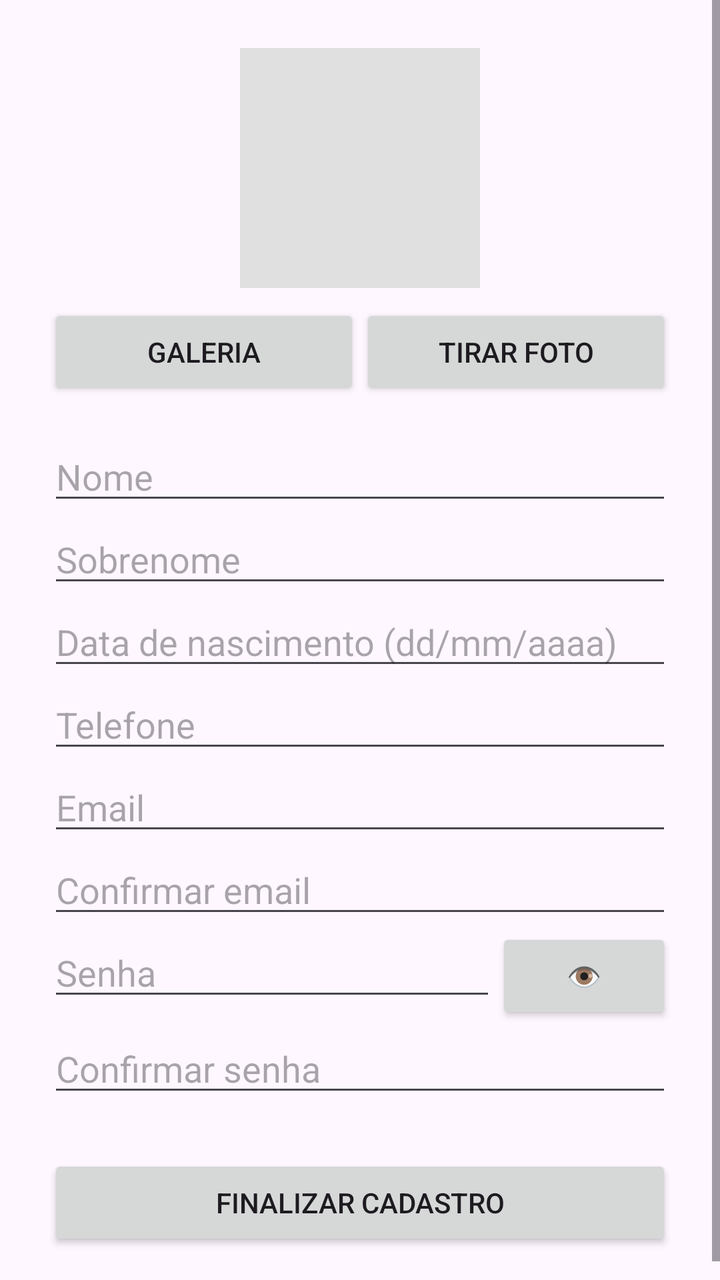
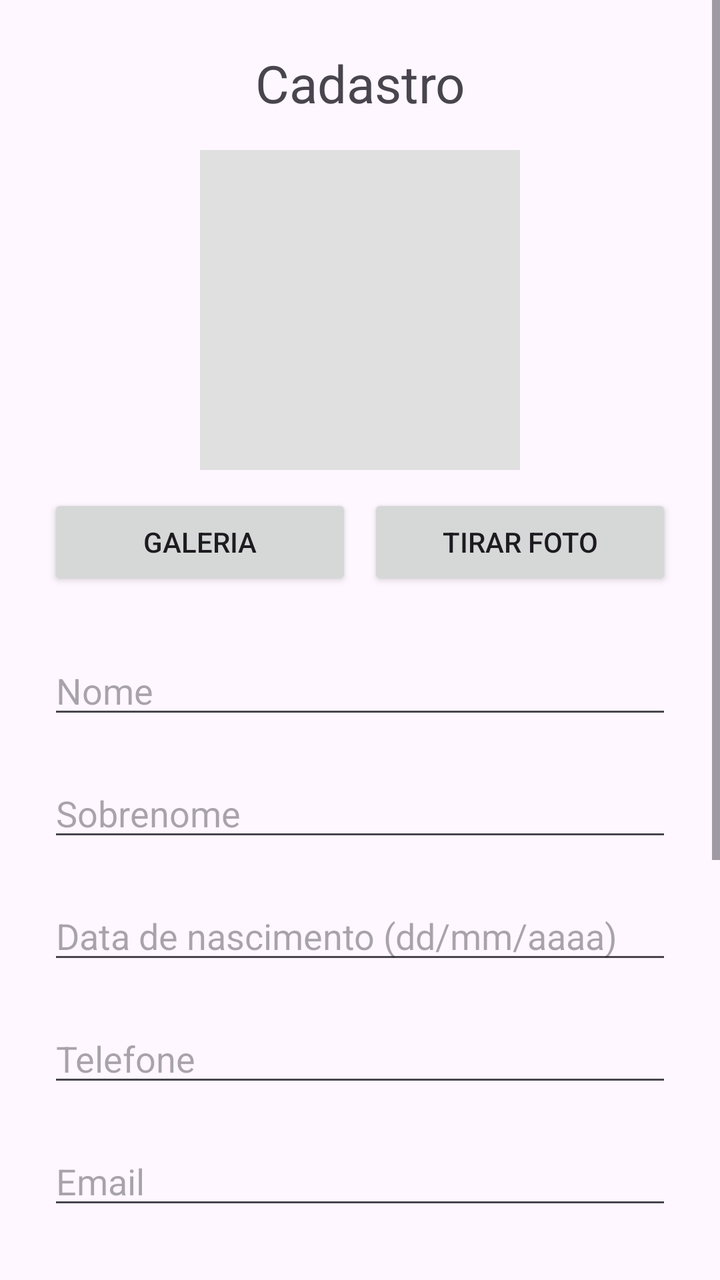

Compare the two renders of this Android layout. The source of the first and the diff that turns it into the second are given below.
<!-- AndroidManifest.xml: application theme Theme.AppPAM -->
<!-- res/layout/activity_tela_cadastro.xml -->
<ScrollView
    xmlns:android="http://schemas.android.com/apk/res/android"
    xmlns:app="http://schemas.android.com/apk/res-auto"
    android:id="@+id/main"
    android:layout_width="match_parent"
    android:layout_height="match_parent">

    <LinearLayout
        android:layout_width="match_parent"
        android:layout_height="wrap_content"
        android:orientation="vertical"
        android:padding="24dp">

        <ImageView
            android:id="@+id/imgFoto"
            android:layout_width="120dp"
            android:layout_height="120dp"
            android:layout_gravity="center_horizontal"
            android:background="#E0E0E0"
            android:scaleType="centerCrop" />

        <LinearLayout
            android:layout_width="match_parent"
            android:layout_height="wrap_content"
            android:orientation="horizontal"
            android:layout_marginTop="8dp">

            <Button
                android:id="@+id/btnGaleria"
                android:layout_width="0dp"
                android:layout_height="wrap_content"
                android:layout_weight="1"
                android:text="Galeria" />

            <Button
                android:id="@+id/btnCamera"
                android:layout_width="0dp"
                android:layout_height="wrap_content"
                android:layout_weight="1"
                android:text="Tirar foto" />
        </LinearLayout>

        <EditText
            android:id="@+id/editNome"
            android:layout_width="match_parent"
            android:layout_height="wrap_content"
            android:layout_marginTop="16dp"
            android:hint="Nome" />

        <EditText
            android:id="@+id/editSobrenome"
            android:layout_width="match_parent"
            android:layout_height="wrap_content"
            android:hint="Sobrenome" />

        <EditText
            android:id="@+id/editDataNascimento"
            android:layout_width="match_parent"
            android:layout_height="wrap_content"
            android:hint="Data de nascimento (dd/mm/aaaa)"
            android:inputType="date" />

        <EditText
            android:id="@+id/editTelefone"
            android:layout_width="match_parent"
            android:layout_height="wrap_content"
            android:hint="Telefone"
            android:inputType="phone" />

        <EditText
            android:id="@+id/editEmail"
            android:layout_width="match_parent"
            android:layout_height="wrap_content"
            android:hint="Email"
            android:inputType="textEmailAddress" />

        <EditText
            android:id="@+id/editConfirmaEmail"
            android:layout_width="match_parent"
            android:layout_height="wrap_content"
            android:hint="Confirmar email"
            android:inputType="textEmailAddress" />

        <LinearLayout
            android:layout_width="match_parent"
            android:layout_height="wrap_content"
            android:orientation="horizontal">

            <EditText
                android:id="@+id/editSenha"
                android:layout_width="0dp"
                android:layout_height="wrap_content"
                android:layout_weight="1"
                android:hint="Senha"
                android:inputType="textPassword" />

            <Button
                android:id="@+id/btnMostrarSenha"
                android:layout_width="wrap_content"
                android:layout_height="wrap_content"
                android:text="👁" />
        </LinearLayout>

        <EditText
            android:id="@+id/editConfirmaSenha"
            android:layout_width="match_parent"
            android:layout_height="wrap_content"
            android:hint="Confirmar senha"
            android:inputType="textPassword" />

        <Button
            android:id="@+id/btnFinalizar"
            android:layout_width="match_parent"
            android:layout_height="wrap_content"
            android:layout_marginTop="24dp"
            android:text="Finalizar cadastro" />

    </LinearLayout>
</ScrollView>
<!-- resources referenced by this layout -->
<resources>
  <style name="Theme.AppPAM" parent="Base.Theme.AppPAM" />
  <style name="Base.Theme.AppPAM" parent="Theme.Material3.DayNight.NoActionBar">
          
          
      </style>
</resources>

<!-- the commit's change to res/layout/activity_tela_cadastro.xml (unified diff, before → after) -->
@@ -11,10 +11,18 @@
         android:orientation="vertical"
         android:padding="24dp">
 
+        <TextView
+            android:layout_width="match_parent"
+            android:layout_height="wrap_content"
+            android:layout_marginBottom="16dp"
+            android:gravity="center"
+            android:text="Cadastro"
+            android:textSize="26sp" />
+
         <ImageView
             android:id="@+id/imgFoto"
-            android:layout_width="120dp"
-            android:layout_height="120dp"
+            android:layout_width="160dp"
+            android:layout_height="160dp"
             android:layout_gravity="center_horizontal"
             android:background="#E0E0E0"
             android:scaleType="centerCrop" />
@@ -23,13 +31,14 @@
             android:layout_width="match_parent"
             android:layout_height="wrap_content"
             android:orientation="horizontal"
-            android:layout_marginTop="8dp">
+            android:layout_marginTop="12dp">
 
             <Button
                 android:id="@+id/btnGaleria"
                 android:layout_width="0dp"
                 android:layout_height="wrap_content"
                 android:layout_weight="1"
+                android:layout_marginEnd="8dp"
                 android:text="Galeria" />
 
             <Button
@@ -44,19 +53,21 @@
             android:id="@+id/editNome"
             android:layout_width="match_parent"
             android:layout_height="wrap_content"
-            android:layout_marginTop="16dp"
+            android:layout_marginTop="28dp"
             android:hint="Nome" />
 
         <EditText
             android:id="@+id/editSobrenome"
             android:layout_width="match_parent"
             android:layout_height="wrap_content"
+            android:layout_marginTop="20dp"
             android:hint="Sobrenome" />
 
         <EditText
             android:id="@+id/editDataNascimento"
             android:layout_width="match_parent"
             android:layout_height="wrap_content"
+            android:layout_marginTop="20dp"
             android:hint="Data de nascimento (dd/mm/aaaa)"
             android:inputType="date" />
 
@@ -64,6 +75,7 @@
             android:id="@+id/editTelefone"
             android:layout_width="match_parent"
             android:layout_height="wrap_content"
+            android:layout_marginTop="20dp"
             android:hint="Telefone"
             android:inputType="phone" />
 
@@ -71,6 +83,7 @@
             android:id="@+id/editEmail"
             android:layout_width="match_parent"
             android:layout_height="wrap_content"
+            android:layout_marginTop="20dp"
             android:hint="Email"
             android:inputType="textEmailAddress" />
 
@@ -78,13 +91,15 @@
             android:id="@+id/editConfirmaEmail"
             android:layout_width="match_parent"
             android:layout_height="wrap_content"
+            android:layout_marginTop="20dp"
             android:hint="Confirmar email"
             android:inputType="textEmailAddress" />
 
         <LinearLayout
             android:layout_width="match_parent"
             android:layout_height="wrap_content"
-            android:orientation="horizontal">
+            android:orientation="horizontal"
+            android:layout_marginTop="20dp">
 
             <EditText
                 android:id="@+id/editSenha"
@@ -105,6 +120,7 @@
             android:id="@+id/editConfirmaSenha"
             android:layout_width="match_parent"
             android:layout_height="wrap_content"
+            android:layout_marginTop="20dp"
             android:hint="Confirmar senha"
             android:inputType="textPassword" />
 
@@ -112,7 +128,8 @@
             android:id="@+id/btnFinalizar"
             android:layout_width="match_parent"
             android:layout_height="wrap_content"
-            android:layout_marginTop="24dp"
+            android:layout_marginTop="40dp"
+            android:layout_marginBottom="40dp"
             android:text="Finalizar cadastro" />
 
     </LinearLayout>
